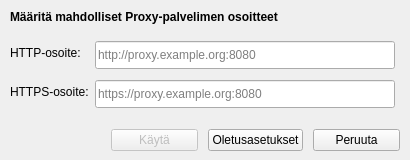
finnishtransportagency/QGIS-tieosoitetyokalu, file dialogs/Settings_dialog.ui: the form before one commit.
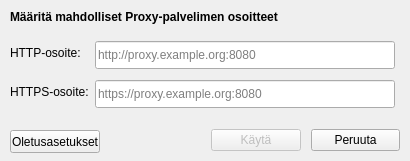
The form after the commit.

Commit message: added logic to cancel and restore default settings, get requests now use one shared session, added settings tool icon, updated translations

What changed in the file:
```diff
--- a/dialogs/Settings_dialog.ui
+++ b/dialogs/Settings_dialog.ui
@@ -7,7 +7,7 @@
     <x>0</x>
     <y>0</y>
     <width>410</width>
-    <height>160</height>
+    <height>161</height>
    </rect>
   </property>
   <property name="windowTitle">
@@ -19,9 +19,9 @@
   <widget class="QWidget" name="horizontalLayoutWidget">
    <property name="geometry">
     <rect>
-     <x>110</x>
+     <x>210</x>
      <y>120</y>
-     <width>291</width>
+     <width>191</width>
      <height>41</height>
     </rect>
    </property>
@@ -54,16 +54,6 @@
       </property>
      </widget>
     </item>
-    <item>
-     <widget class="QPushButton" name="defaultSettingsButton">
-      <property name="cursor">
-       <cursorShape>PointingHandCursor</cursorShape>
-      </property>
-      <property name="text">
-       <string>Oletusasetukset</string>
-      </property>
-     </widget>
-    </item>
     <item>
      <widget class="QPushButton" name="cancelButton">
       <property name="cursor">
@@ -232,6 +222,22 @@
     </item>
    </layout>
   </widget>
+  <widget class="QPushButton" name="defaultSettingsButton">
+   <property name="geometry">
+    <rect>
+     <x>10</x>
+     <y>130</y>
+     <width>90</width>
+     <height>23</height>
+    </rect>
+   </property>
+   <property name="cursor">
+    <cursorShape>PointingHandCursor</cursorShape>
+   </property>
+   <property name="text">
+    <string>Oletusasetukset</string>
+   </property>
+  </widget>
  </widget>
  <resources/>
  <connections/>
```
The commit also changes 8 other files.
